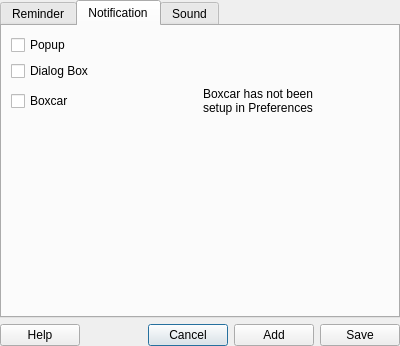
Old version of the form data/ui/ReminderDialog.ui in the repository eu21/remindor-qt.
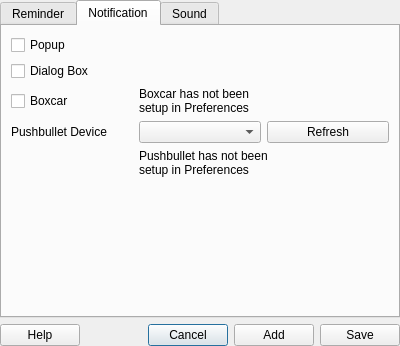
New version of the form. The open tabs and pages were chosen to show the change. Icons and pictures are not drawn.

Commit message: Finished pushbullet integration Bumped version to 14.01

What changed in the file:
```diff
--- a/data/ui/ReminderDialog.ui
+++ b/data/ui/ReminderDialog.ui
@@ -257,7 +257,15 @@
        <string>Notification</string>
       </attribute>
       <layout class="QGridLayout" name="gridLayout_3">
-       <item row="3" column="0">
+       <item row="2" column="1" colspan="2">
+        <widget class="QLabel" name="boxcar_label">
+         <property name="text">
+          <string>Boxcar has not been
+setup in Preferences</string>
+         </property>
+        </widget>
+       </item>
+       <item row="5" column="0">
         <spacer name="verticalspace">
          <property name="orientation">
           <enum>Qt::Vertical</enum>
@@ -291,10 +299,32 @@
          </property>
         </widget>
        </item>
-       <item row="2" column="1">
-        <widget class="QLabel" name="boxcar_label">
+       <item row="3" column="1">
+        <widget class="QComboBox" name="pushbullet_device_edit"/>
+       </item>
+       <item row="3" column="0">
+        <widget class="QLabel" name="pushbullet_device_label">
          <property name="text">
-          <string>Boxcar has not been
+          <string>Pushbullet Device</string>
+         </property>
+        </widget>
+       </item>
+       <item row="3" column="2">
+        <widget class="QPushButton" name="pushbullet_refresh">
+         <property name="text">
+          <string>Refresh</string>
+         </property>
+         <property name="icon">
+          <iconset theme="view-refresh">
+           <normalon>:/icons/refresh.png</normalon>
+          </iconset>
+         </property>
+        </widget>
+       </item>
+       <item row="4" column="1" colspan="2">
+        <widget class="QLabel" name="pushbullet_info_label">
+         <property name="text">
+          <string>Pushbullet has not been
 setup in Preferences</string>
          </property>
         </widget>
```
The commit also changes 4 other files.
